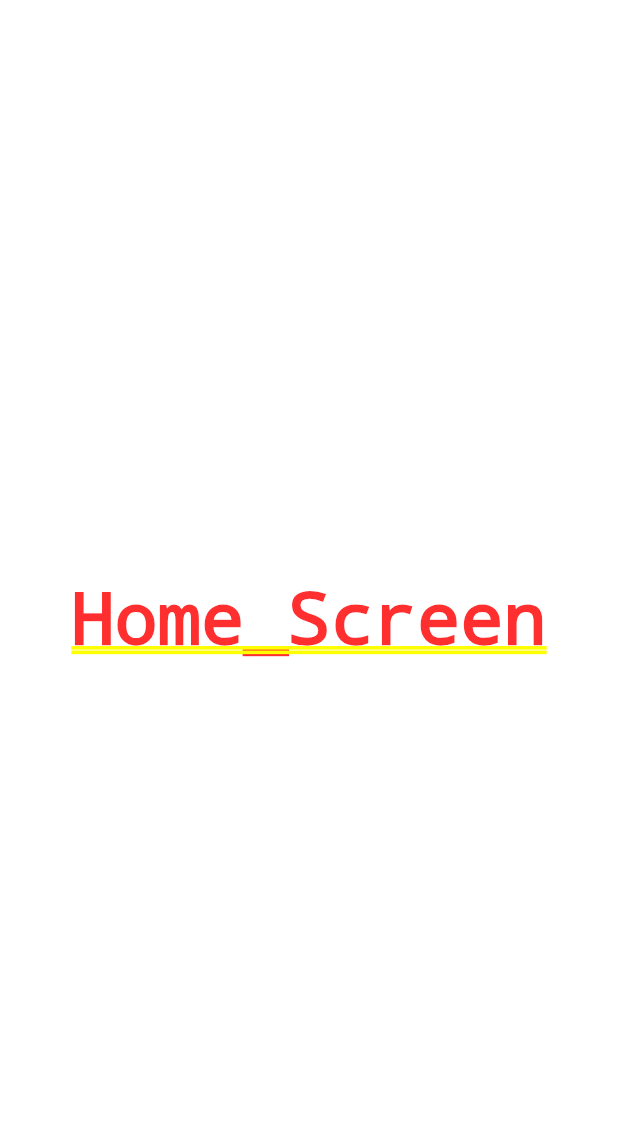
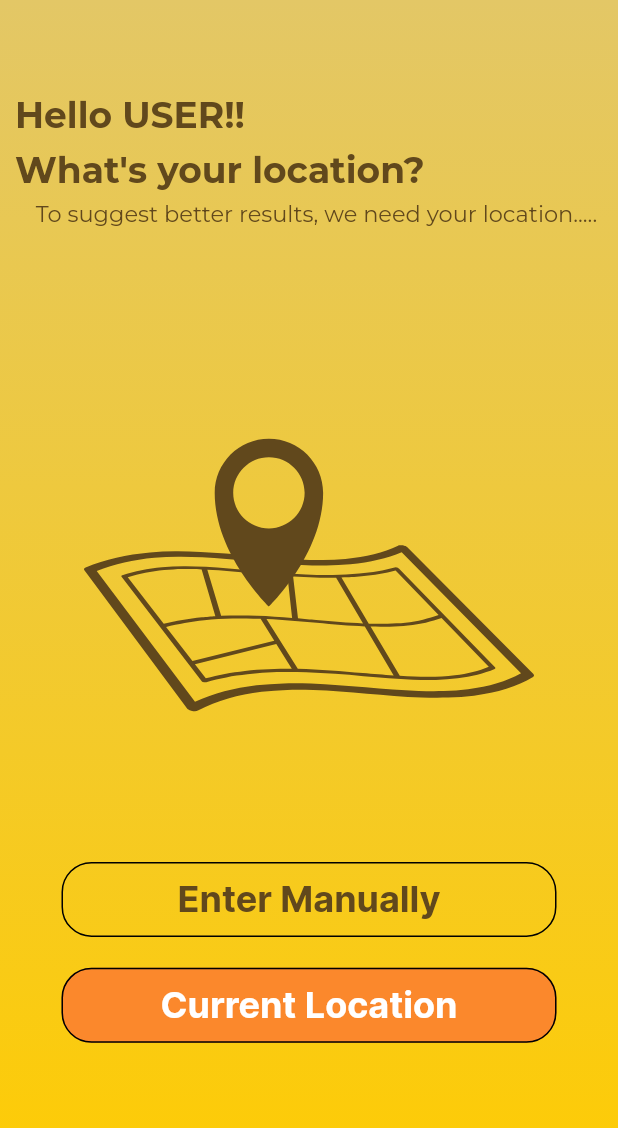
Before and after one commit to vaidic-dodwani/foodora_client, a Flutter app: the otp_screen screen opened by its route, after a tap on "SKIP", on a phone screen of 412 x 824 dp. Shown: the top 1128 px of the screen. Run offline on Flutter 3.47's test engine with Material 2 defaults, Android fonts, the phone set to English and light mode, and no system bars; our stand-ins replace flutter_svg, otp_text_field, permission_handler.

Commit message:
Added Location Page

```diff
--- a/lib/app_routes.dart
+++ b/lib/app_routes.dart
@@ -4,6 +4,7 @@ import 'package:foodora/screens/Auth_Page/Sign_In.dart';
 import 'package:foodora/screens/Auth_Page/Sign_Up.dart';
 import 'package:foodora/screens/Auth_Page/auth_choice.dart';
 import 'package:foodora/screens/Home_Page/Home_Screen.dart';
+import 'package:foodora/screens/Location_Page/location_screen.dart';
 import 'package:foodora/screens/Splash_Screen/splash_screen.dart';
 import 'error.dart';
 
@@ -14,6 +15,7 @@ class app_routes {
   static const signup_screen = '/signup_screen';
   static const otp_screen = '/otp_screen';
   static const home_screen = '/home_screen';
+  static const location_screen = '/location_screen';
 }
 
 Route getRoute(RouteSettings settings) {
@@ -49,6 +51,11 @@ Route getRoute(RouteSettings settings) {
         settings: settings,
         builder: (context) => const home_screen(),
       );
+    case app_routes.location_screen:
+      return MaterialPageRoute(
+        settings: settings,
+        builder: (context) => const location_screen(),
+      );
     default:
       return MaterialPageRoute(
         settings: settings,
--- a/lib/designing.dart
+++ b/lib/designing.dart
@@ -25,7 +25,7 @@ Widget skip_button(BuildContext context) {
     alignment: Alignment.centerRight,
     child: TextButton(
       onPressed: () {
-        Navigator.pushNamed(context, app_routes.home_screen);
+        Navigator.pushNamed(context, app_routes.location_screen);
       },
       child: const Padding(
         padding: EdgeInsets.all(5),
@@ -42,12 +42,12 @@ Widget skip_button(BuildContext context) {
   );
 }
 
-Widget sign_button(String text) {
+Widget sign_button(String text, {fontcolor = Colors.white}) {
   return Text(
     text,
-    style: const TextStyle(
+    style: TextStyle(
       fontSize: 24,
-      color: Colors.white,
+      color: fontcolor,
       fontWeight: FontWeight.w700,
       fontFamily: 'Inter',
     ),
@@ -55,7 +55,7 @@ Widget sign_button(String text) {
 }
 
 SizedBox button_style(String text, BuildContext context,
-    {Color color = button_background, function}) {
+    {Color color = button_background, function, fontcolor = Colors.white}) {
   final size = MediaQuery.of(context).size;
   return SizedBox(
     height: 50,
@@ -71,19 +71,19 @@ SizedBox button_style(String text, BuildContext context,
           ),
         ),
       ),
-      child: sign_button(text),
+      child: sign_button(text, fontcolor: fontcolor),
     ),
   );
 }
 
-Widget welcome_back() {
-  return const Padding(
-    padding: EdgeInsets.only(left: 10.0),
+Widget top_welcome_text(String text) {
+  return Padding(
+    padding: const EdgeInsets.only(left: 10.0),
     child: Align(
       alignment: Alignment.centerLeft,
       child: Text(
-        'Welcome Back!',
-        style: TextStyle(
+        text,
+        style: const TextStyle(
             fontSize: 24,
             color: font_brown_color,
             fontWeight: FontWeight.w700,
--- a/lib/screens/Auth_Page/Otp_Login.dart
+++ b/lib/screens/Auth_Page/Otp_Login.dart
@@ -26,7 +26,7 @@ class _otp_screenState extends State<otp_screen> {
               SizedBox(height: 10),
               skip_button(context),
               SizedBox(height: 10),
-              welcome_back(),
+              top_welcome_text('Welcome Back!'),
               SizedBox(height: size.height * 0.4),
               //
               //
--- a/lib/screens/Auth_Page/Sign_In.dart
+++ b/lib/screens/Auth_Page/Sign_In.dart
@@ -29,7 +29,7 @@ class _signin_screenState extends State<signin_screen> {
             SizedBox(height: 10),
             skip_button(context),
             SizedBox(height: 10),
-            welcome_back(),
+            top_welcome_text('Welcome Back!'),
             SizedBox(
               height: size.height * 0.3,
             ),
--- /dev/null
+++ b/lib/screens/Location_Page/Location_Screen.dart
@@ -0,0 +1,66 @@
+import 'package:flutter/material.dart';
+import 'package:flutter_svg/flutter_svg.dart';
+import 'package:foodora/designing.dart';
+import 'package:permission_handler/permission_handler.dart';
+
+class location_screen extends StatelessWidget {
+  const location_screen({super.key});
+
+  @override
+  Widget build(BuildContext context) {
+    final size = MediaQuery.of(context).size;
+    return Scaffold(
+      body: SingleChildScrollView(
+        child: Container(
+          width: size.width,
+          height: size.height,
+          decoration: background_design(),
+          child: Column(
+            children: [
+              SizedBox(height: 62),
+              //
+              top_welcome_text('Hello USER!!'),
+              //
+              SizedBox(height: 8),
+              //
+              top_welcome_text('What\'s your location?'),
+              //
+              SizedBox(height: 5),
+              //
+              const Padding(
+                padding: EdgeInsets.only(left: 10),
+                child: Text(
+                  'To suggest better results, we need your location.....',
+                  style: TextStyle(
+                    fontSize: 15,
+                    fontFamily: 'Montserrat',
+                    fontWeight: FontWeight.w400,
+                    color: font_brown_color,
+                  ),
+                ),
+              ),
+              //
+              SizedBox(height: size.height * 0.1),
+              //
+              SvgPicture.asset('assets/images/map.svg'),
+              //
+              SizedBox(height: size.height * 0.05),
+              //
+              button_style(
+                'Enter Manually',
+                context,
+                color: Color(0x00000000),
+                fontcolor: font_brown_color,
+              ),
+              SizedBox(
+                height: size.height * 0.025,
+              ),
+              button_style('Current Location', context,
+                  color: orange_button_color)
+            ],
+          ),
+        ),
+      ),
+    );
+  }
+}
--- a/pubspec.yaml
+++ b/pubspec.yaml
@@ -34,6 +34,7 @@ dependencies:
     sdk: flutter
   flutter_svg: ^1.1.5
   otp_text_field: ^1.1.3
+  permission_handler: ^10.2.0
 
 dev_dependencies:
   flutter_lints: ^2.0.0
@@ -74,6 +75,8 @@ flutter:
         - asset: lib/fonts/Montserrat_Regular.ttf
         - asset: lib/fonts/Montserrat_Bold.ttf
           weight: 700
+        - asset: lib/fonts/Montserrat_Medium.ttf
+          weight: 400
   # example:
   # fonts:
   #   - family: Schyler
```
Also changed, not shown: assets/icon/logo.png (deleted), assets/images/map.svg (added), lib/fonts/Montserrat_Medium.ttf (added), pubspec.lock, 2 other files.
